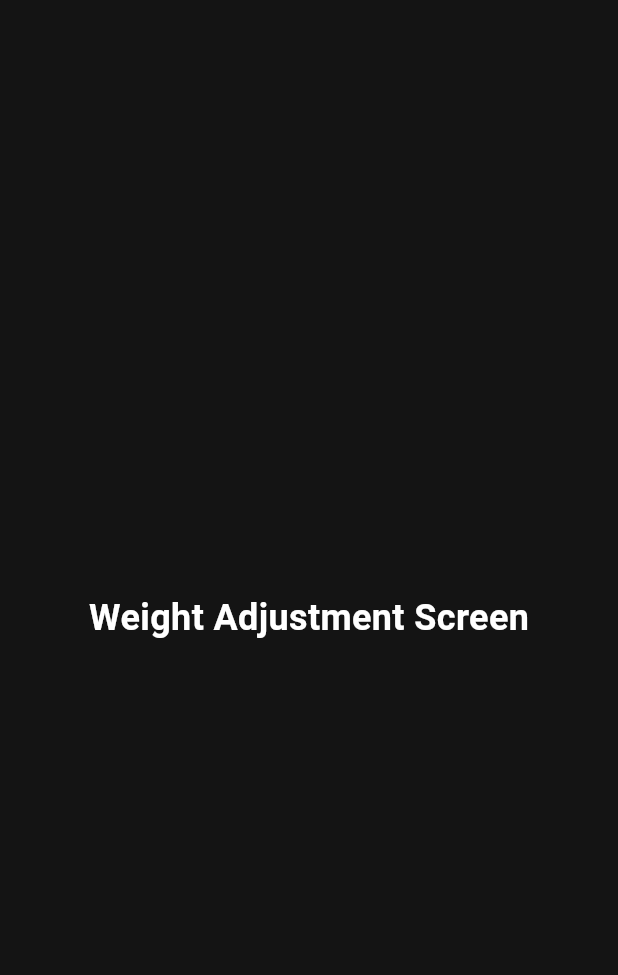
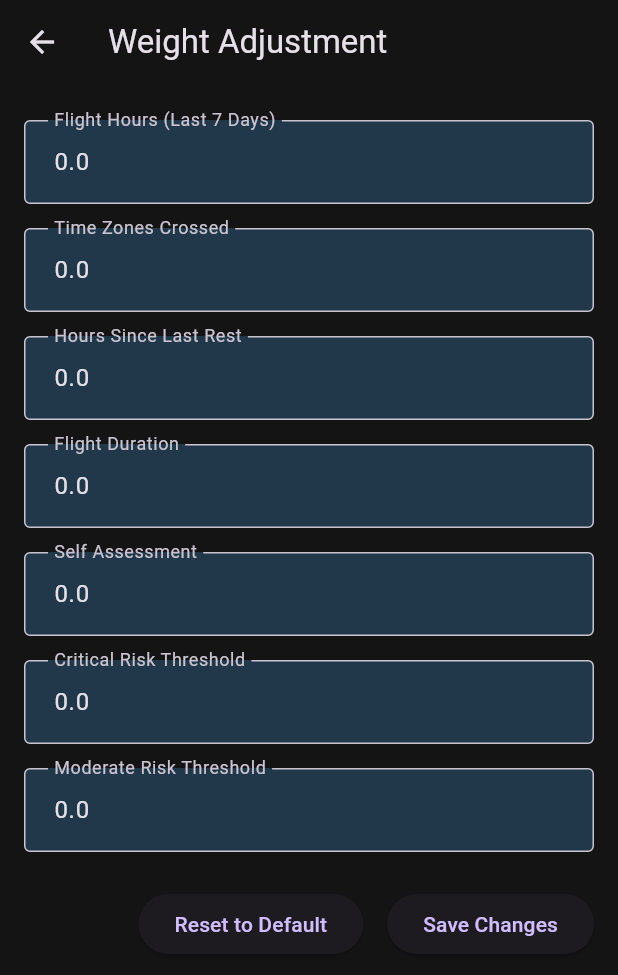
Before and after one commit to TalhaShahid004/Pilot-Fatigue-Management-System-DBMS, a Flutter app: the WeightAdjustmentScreen screen opened by its route, on a phone screen of 412 x 824 dp. Shown: the top 975 px of the screen. Run offline on Flutter 3.47's test engine with Material 3 defaults, Android fonts, the phone set to English and light mode, and no system bars; our stand-ins replace cloud_firestore, firebase_auth, firebase_core; accounts and stored records are empty.

Commit message:
added admin weights adjustment screen.

```diff
--- a/src/lib/Admin Screens/adjust_weights.dart
+++ b/src/lib/Admin Screens/adjust_weights.dart
@@ -1,23 +1,134 @@
+// import 'package:flutter/material.dart';
+
+// class WeightAdjustmentScreen extends StatelessWidget {
+//   @override
+//   Widget build(BuildContext context) {
+//     return Scaffold(
+//       backgroundColor: const Color(0xFF141414),
+//       body: Padding(
+//         padding: const EdgeInsets.all(16.0),
+//         child: Center(
+//           child: Text(
+//             'Weight Adjustment Screen',
+//             style: const TextStyle(
+//               fontSize: 24,
+//               fontWeight: FontWeight.bold,
+//               color: Colors.white,
+//             ),
+//           ),
+//         ),
+//       ),
+//     );
+//   }
+// }
+
 import 'package:flutter/material.dart';
 
-class ReportsScreen extends StatelessWidget {
+class WeightAdjustmentScreen extends StatefulWidget {
+  @override
+  _WeightAdjustmentScreenState createState() => _WeightAdjustmentScreenState();
+}
+
+class _WeightAdjustmentScreenState extends State<WeightAdjustmentScreen> {
+  double _flightHours = 0.0;
+  double _timeZonesCrossed = 0.0;
+  double _hoursSinceLastRest = 0.0;
+  double _flightDuration = 0.0;
+  double _selfAssessment = 0.0;
+  double _criticalRiskThreshold = 0.0;
+  double _moderateRiskThreshold = 0.0;
+
   @override
   Widget build(BuildContext context) {
     return Scaffold(
       backgroundColor: const Color(0xFF141414),
+      appBar: AppBar(
+        title: const Text('Weight Adjustment'),
+        backgroundColor: const Color(0xFF141414),
+      ),
       body: Padding(
         padding: const EdgeInsets.all(16.0),
-        child: Center(
-          child: Text(
-            'Reports Screen',
-            style: const TextStyle(
-              fontSize: 24,
-              fontWeight: FontWeight.bold,
-              color: Colors.white,
+        child: Column(
+          crossAxisAlignment: CrossAxisAlignment.stretch,
+          children: [
+            _buildInputField('Flight Hours (Last 7 Days)', _flightHours),
+            _buildInputField('Time Zones Crossed', _timeZonesCrossed),
+            _buildInputField('Hours Since Last Rest', _hoursSinceLastRest),
+            _buildInputField('Flight Duration', _flightDuration),
+            _buildInputField('Self Assessment', _selfAssessment),
+            _buildInputField('Critical Risk Threshold', _criticalRiskThreshold),
+            _buildInputField('Moderate Risk Threshold', _moderateRiskThreshold),
+            const SizedBox(height: 16.0),
+            Row(
+              mainAxisAlignment: MainAxisAlignment.end,
+              children: [
+                ElevatedButton(
+                  onPressed: _resetToDefault,
+                  child: const Text('Reset to Default'),
+                ),
+                const SizedBox(width: 16.0),
+                ElevatedButton(
+                  onPressed: _saveChanges,
+                  child: const Text('Save Changes'),
+                ),
+              ],
             ),
-          ),
+          ],
         ),
       ),
     );
   }
+
+  Widget _buildInputField(String label, double value) {
+    final _controller = TextEditingController(text: value.toString());
+
+    return Padding(
+      padding: const EdgeInsets.symmetric(vertical: 8.0),
+      child: TextField(
+        controller: _controller,
+        decoration: InputDecoration(
+          labelText: label,
+          border: const OutlineInputBorder(),
+        ),
+        keyboardType: TextInputType.number,
+        onChanged: (String newValue) {
+          setState(() {
+            switch (label) {
+              case 'Flight Hours (Last 7 Days)':
+                _flightHours = double.tryParse(newValue) ?? 0.0;
+                break;
+              case 'Time Zones Crossed':
+                _timeZonesCrossed = double.tryParse(newValue) ?? 0.0;
+                break;
+              // Rest of the cases
+            }
+          });
+        },
+      ),
+    );
+  }
+
+  void _saveChanges() {
+    // Save the changes to the database or some other storage
+    print('Saved changes:');
+    print('Flight Hours: $_flightHours');
+    print('Time Zones Crossed: $_timeZonesCrossed');
+    print('Hours Since Last Rest: $_hoursSinceLastRest');
+    print('Flight Duration: $_flightDuration');
+    print('Self Assessment: $_selfAssessment');
+    print('Critical Risk Threshold: $_criticalRiskThreshold');
+    print('Moderate Risk Threshold: $_moderateRiskThreshold');
+  }
+
+  void _resetToDefault() {
+    setState(() {
+      _flightHours = 0.0;
+      _timeZonesCrossed = 0.0;
+      _hoursSinceLastRest = 0.0;
+      _flightDuration = 0.0;
+      _selfAssessment = 0.0;
+      _criticalRiskThreshold = 0.0;
+      _moderateRiskThreshold = 0.0;
+    });
+  }
 }
--- a/src/lib/Admin Screens/admin_reports.dart
+++ b/src/lib/Admin Screens/admin_reports.dart
@@ -1,6 +1,6 @@
 import 'package:flutter/material.dart';
 
-class WeightAdjustmentScreen extends StatelessWidget {
+class ReportsScreen extends StatelessWidget {
   @override
   Widget build(BuildContext context) {
     return Scaffold(
@@ -9,7 +9,7 @@ class WeightAdjustmentScreen extends StatelessWidget {
         padding: const EdgeInsets.all(16.0),
         child: Center(
           child: Text(
-            'Weight Adjustment Screen',
+            'Reports Screen',
             style: const TextStyle(
               fontSize: 24,
               fontWeight: FontWeight.bold,
```
